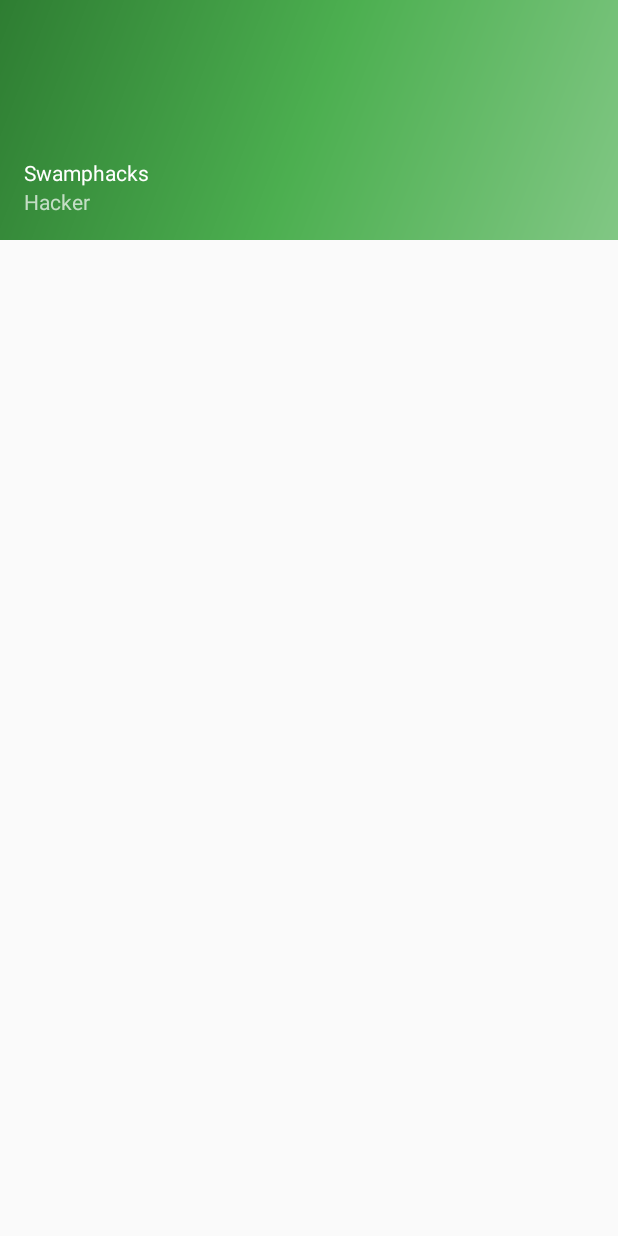
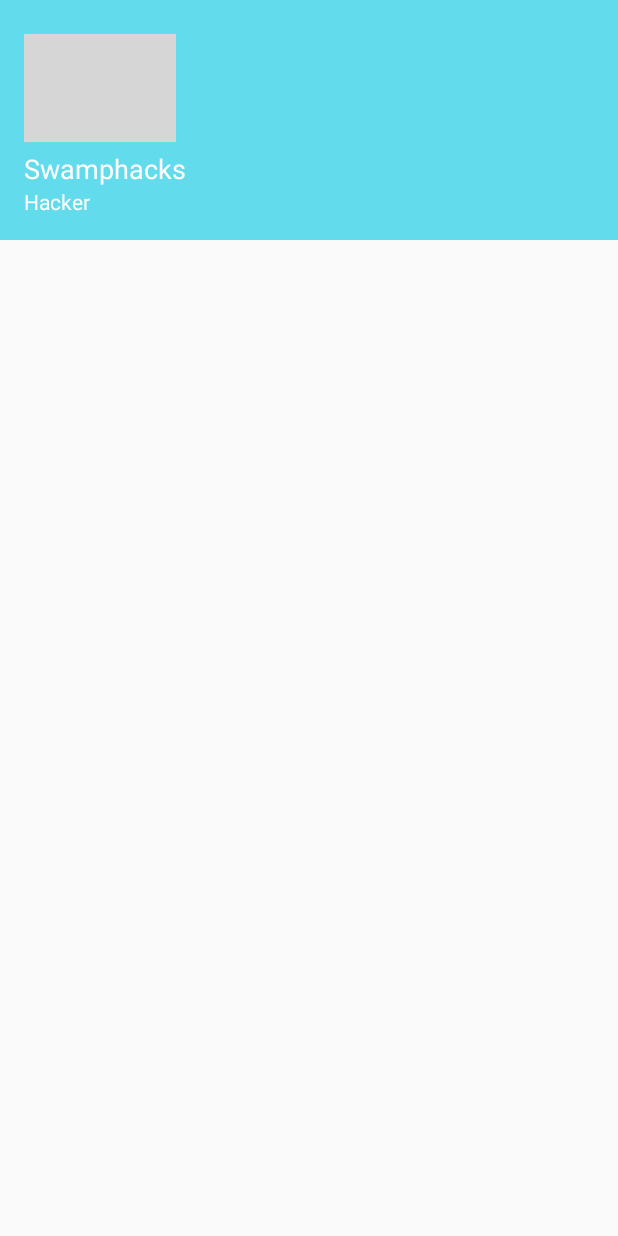
Before and after one commit to swamphacks/2017-Mobile-Android, an Android app: the layout nav_header_main.xml on its own in the app's theme, with its tools: preview values and no code run, on a phone screen of 412 x 824 dp. Run offline under Robolectric (Android 15) with nearby library versions, the phone set to English and light mode, and no system bars; grey boxes are pictures that could not be loaded.

Commit message:
did some styling of menu

```diff
--- a/app/src/main/java/com/swamphacks/swamphacks_android/events/EventsFragment.java
+++ b/app/src/main/java/com/swamphacks/swamphacks_android/events/EventsFragment.java
@@ -206,7 +206,6 @@ public class EventsFragment extends Fragment implements WeekView.EventClickListe
                     Event event = postSnapshot.getValue(Event.class);
                     mEvents.add(event);
                 }
-                Log.d(TAG, "got " + mEvents.size() + " events");
                 getActivity().runOnUiThread(new Runnable() {
                     @Override
                     public void run() {
@@ -249,7 +248,6 @@ public class EventsFragment extends Fragment implements WeekView.EventClickListe
             id++;
         }
 
-        Log.d(TAG, "created " + weekViewEvents.size() + " events");
         return weekViewEvents;
     }
 
--- a/app/src/main/res/layout/fragment_countdown.xml
+++ b/app/src/main/res/layout/fragment_countdown.xml
@@ -36,7 +36,8 @@
             android:layout_alignParentTop="true"
             android:layout_alignLeft="@+id/list_happening_now"
             android:layout_alignStart="@+id/list_happening_now"
-            android:layout_marginTop="20dp" />
+            android:layout_marginTop="20dp"
+            android:textColor="@color/colorPrimary" />
     </RelativeLayout>
 
     <RelativeLayout
--- a/app/src/main/res/layout/nav_header_main.xml
+++ b/app/src/main/res/layout/nav_header_main.xml
@@ -3,32 +3,36 @@
     xmlns:app="http://schemas.android.com/apk/res-auto"
     android:layout_width="match_parent"
     android:layout_height="@dimen/nav_header_height"
-    android:background="@drawable/side_nav_bar"
+    android:background="@color/colorPrimary"
     android:gravity="bottom"
     android:orientation="vertical"
     android:paddingBottom="@dimen/activity_vertical_margin"
     android:paddingLeft="@dimen/activity_horizontal_margin"
     android:paddingRight="@dimen/activity_horizontal_margin"
     android:paddingTop="@dimen/activity_vertical_margin"
-    android:theme="@style/ThemeOverlay.AppCompat.Dark">
+    android:theme="@style/ThemeOverlay.AppCompat.Dark"
+    android:weightSum="1">
 
     <ImageView
         android:id="@+id/imageView"
-        android:layout_width="wrap_content"
-        android:layout_height="wrap_content"
-        android:paddingTop="@dimen/nav_header_vertical_spacing" />
+        android:layout_width="101dp"
+        android:layout_height="72dp"
+        android:paddingTop="@dimen/nav_header_vertical_spacing"
+        app:srcCompat="@drawable/logo_image" />
 
     <TextView
         android:layout_width="match_parent"
         android:layout_height="wrap_content"
-        android:paddingTop="@dimen/nav_header_vertical_spacing"
+        android:paddingTop="5dp"
         android:text="Swamphacks"
-        android:textAppearance="@style/TextAppearance.AppCompat.Body1" />
+        android:textAppearance="@style/TextAppearance.AppCompat.Body1"
+        android:textSize="18sp" />
 
     <TextView
         android:id="@+id/user_title"
         android:layout_width="wrap_content"
         android:layout_height="wrap_content"
-        android:text="Hacker" />
+        android:text="Hacker"
+        android:textColor="@color/white" />
 
 </LinearLayout>
```
